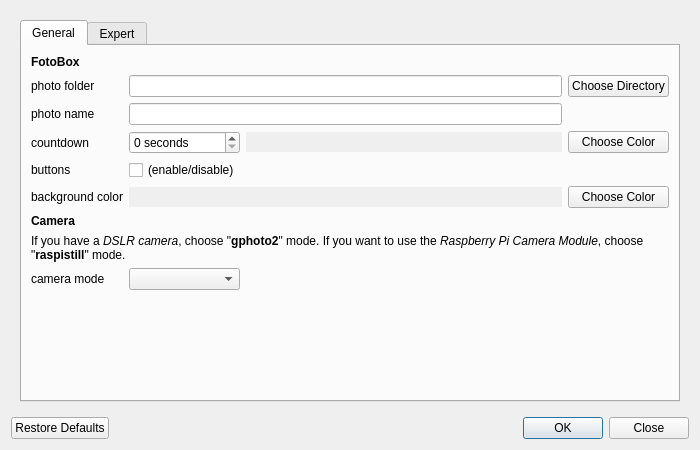
Before: the Qt Designer form forms/preferences.ui in tomikais/fotobox, drawn with Qt 5.
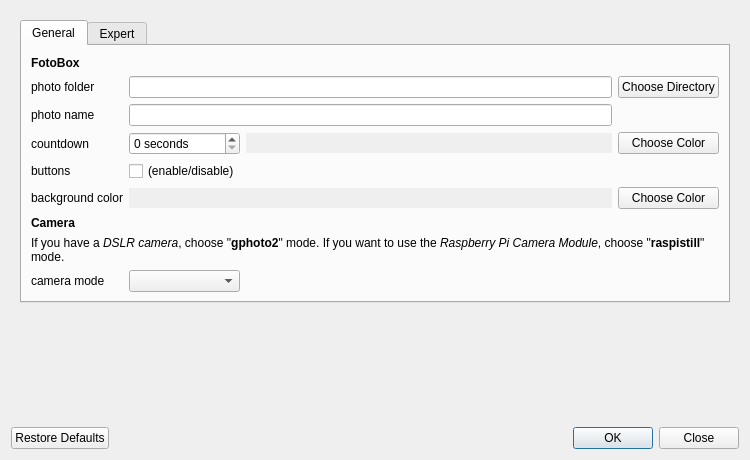
After: the same form once the commit is applied.

```diff
--- a/forms/preferences.ui
+++ b/forms/preferences.ui
@@ -7,8 +7,8 @@
    <rect>
     <x>0</x>
     <y>0</y>
-    <width>700</width>
-    <height>450</height>
+    <width>750</width>
+    <height>460</height>
    </rect>
   </property>
   <property name="mouseTracking">
@@ -33,18 +33,10 @@
       <bool>true</bool>
      </property>
      <widget class="QWidget" name="scrollAreaWidgetContents">
-      <property name="geometry">
-       <rect>
-        <x>0</x>
-        <y>0</y>
-        <width>676</width>
-        <height>454</height>
-       </rect>
-      </property>
       <property name="mouseTracking">
        <bool>true</bool>
       </property>
-      <layout class="QHBoxLayout" name="horizontalLayout">
+      <layout class="QVBoxLayout" name="verticalLayoutScrollArea">
        <item>
         <widget class="QTabWidget" name="tabWidget">
          <property name="mouseTracking">
@@ -62,77 +54,27 @@
           </attribute>
           <layout class="QVBoxLayout" name="verticalLayoutGeneral">
            <item>
-            <layout class="QGridLayout" name="gridLayoutGeneral">
-             <item row="2" column="3">
-              <widget class="QPushButton" name="btnChooseDirectory">
-               <property name="text">
-                <string>Choose Directory</string>
-               </property>
-              </widget>
-             </item>
-             <item row="7" column="0">
-              <widget class="QLabel" name="lblCamera">
-               <property name="font">
-                <font>
-                 <weight>75</weight>
-                 <bold>true</bold>
-                </font>
-               </property>
-               <property name="text">
-                <string>Camera</string>
-               </property>
-              </widget>
-             </item>
+            <layout class="QGridLayout" name="gridLayoutTabGeneral">
              <item row="3" column="1" colspan="2">
               <widget class="QLineEdit" name="txtPhotoName"/>
              </item>
-             <item row="1" column="0">
-              <widget class="QLabel" name="lblGeneral">
-               <property name="font">
-                <font>
-                 <weight>75</weight>
-                 <bold>true</bold>
-                </font>
-               </property>
+             <item row="5" column="0">
+              <widget class="QLabel" name="lblButtons">
                <property name="text">
-                <string>FotoBox</string>
+                <string>buttons</string>
                </property>
-              </widget>
-             </item>
-             <item row="6" column="0">
-              <widget class="QLabel" name="lblBackground">
-               <property name="text">
-                <string>background color</string>
-               </property>
                <property name="buddy">
                 <cstring>btnChooseColorBG</cstring>
                </property>
               </widget>
              </item>
-             <item row="2" column="1" colspan="2">
-              <widget class="QLineEdit" name="txtPhotoFolder">
-               <property name="focusPolicy">
-                <enum>Qt::ClickFocus</enum>
-               </property>
-               <property name="readOnly">
-                <bool>true</bool>
-               </property>
-              </widget>
-             </item>
-             <item row="4" column="1">
-              <widget class="QSpinBox" name="spbCountdown">
-               <property name="suffix">
-                <string> seconds</string>
-               </property>
-               <property name="maximum">
-                <number>9</number>
-               </property>
-              </widget>
-             </item>
-             <item row="6" column="3">
-              <widget class="QPushButton" name="btnChooseColorBG">
+             <item row="2" column="0">
+              <widget class="QLabel" name="lblPhotoFolder">
                <property name="text">
-                <string>Choose Color</string>
+                <string>photo folder</string>
+               </property>
+               <property name="buddy">
+                <cstring>btnChooseDirectory</cstring>
                </property>
               </widget>
              </item>
@@ -146,18 +88,8 @@
                </property>
               </widget>
              </item>
-             <item row="2" column="0">
-              <widget class="QLabel" name="lblPhotoFolder">
-               <property name="text">
-                <string>photo folder</string>
-               </property>
-               <property name="buddy">
-                <cstring>btnChooseDirectory</cstring>
-               </property>
-              </widget>
-             </item>
-             <item row="4" column="2">
-              <widget class="QLineEdit" name="txtShowColorCD">
+             <item row="6" column="1" colspan="2">
+              <widget class="QLineEdit" name="txtShowColorBG">
                <property name="enabled">
                 <bool>false</bool>
                </property>
@@ -175,23 +107,6 @@
                </property>
               </widget>
              </item>
-             <item row="5" column="0">
-              <widget class="QLabel" name="lblButtons">
-               <property name="text">
-                <string>buttons</string>
-               </property>
-               <property name="buddy">
-                <cstring>chbButtons</cstring>
-               </property>
-              </widget>
-             </item>
-             <item row="4" column="3">
-              <widget class="QPushButton" name="btnChooseColorCD">
-               <property name="text">
-                <string>Choose Color</string>
-               </property>
-              </widget>
-             </item>
              <item row="4" column="0">
               <widget class="QLabel" name="lblCountdown">
                <property name="text">
@@ -202,6 +117,59 @@
                </property>
               </widget>
              </item>
+             <item row="2" column="3">
+              <widget class="QPushButton" name="btnChooseDirectory">
+               <property name="text">
+                <string>Choose Directory</string>
+               </property>
+              </widget>
+             </item>
+             <item row="4" column="1">
+              <widget class="QSpinBox" name="spbCountdown">
+               <property name="suffix">
+                <string> seconds</string>
+               </property>
+               <property name="maximum">
+                <number>9</number>
+               </property>
+              </widget>
+             </item>
+             <item row="9" column="1">
+              <widget class="QComboBox" name="cmbCameraMode"/>
+             </item>
+             <item row="1" column="0">
+              <widget class="QLabel" name="lblGeneral">
+               <property name="font">
+                <font>
+                 <weight>75</weight>
+                 <bold>true</bold>
+                </font>
+               </property>
+               <property name="text">
+                <string>FotoBox</string>
+               </property>
+              </widget>
+             </item>
+             <item row="8" column="0" colspan="4">
+              <widget class="QLabel" name="lblCameraInfo">
+               <property name="text">
+                <string>&lt;html&gt;&lt;head/&gt;&lt;body&gt;&lt;p&gt;If you have a &lt;span style=&quot; font-style:italic;&quot;&gt;DSLR camera&lt;/span&gt;, choose &amp;quot;&lt;span style=&quot; font-weight:600;&quot;&gt;gphoto2&lt;/span&gt;&amp;quot; mode. If you want to use the &lt;span style=&quot; font-style:italic;&quot;&gt;Raspberry Pi Camera Module&lt;/span&gt;, choose &amp;quot;&lt;span style=&quot; font-weight:600;&quot;&gt;raspistill&lt;/span&gt;&amp;quot; mode.&lt;/p&gt;&lt;/body&gt;&lt;/html&gt;</string>
+               </property>
+               <property name="wordWrap">
+                <bool>true</bool>
+               </property>
+              </widget>
+             </item>
+             <item row="2" column="1" colspan="2">
+              <widget class="QLineEdit" name="txtPhotoFolder">
+               <property name="focusPolicy">
+                <enum>Qt::ClickFocus</enum>
+               </property>
+               <property name="readOnly">
+                <bool>true</bool>
+               </property>
+              </widget>
+             </item>
              <item row="3" column="0">
               <widget class="QLabel" name="lblPhotoName">
                <property name="text">
@@ -212,8 +180,18 @@
                </property>
               </widget>
              </item>
-             <item row="6" column="1" colspan="2">
-              <widget class="QLineEdit" name="txtShowColorBG">
+             <item row="6" column="0">
+              <widget class="QLabel" name="lblBackground">
+               <property name="text">
+                <string>background color</string>
+               </property>
+               <property name="buddy">
+                <cstring>btnChooseColorBG</cstring>
+               </property>
+              </widget>
+             </item>
+             <item row="4" column="2">
+              <widget class="QLineEdit" name="txtShowColorCD">
                <property name="enabled">
                 <bool>false</bool>
                </property>
@@ -231,8 +209,12 @@
                </property>
               </widget>
              </item>
-             <item row="9" column="1">
-              <widget class="QComboBox" name="cmbCameraMode"/>
+             <item row="6" column="3">
+              <widget class="QPushButton" name="btnChooseColorBG">
+               <property name="text">
+                <string>Choose Color</string>
+               </property>
+              </widget>
              </item>
              <item row="5" column="1">
               <widget class="QCheckBox" name="chbButtons">
@@ -241,50 +223,35 @@
                </property>
               </widget>
              </item>
-             <item row="8" column="0" colspan="4">
-              <widget class="QLabel" name="lblCameraInfo">
-               <property name="sizePolicy">
-                <sizepolicy hsizetype="MinimumExpanding" vsizetype="MinimumExpanding">
-                 <horstretch>0</horstretch>
-                 <verstretch>0</verstretch>
-                </sizepolicy>
-               </property>
+             <item row="4" column="3">
+              <widget class="QPushButton" name="btnChooseColorCD">
                <property name="text">
-                <string>&lt;html&gt;&lt;head/&gt;&lt;body&gt;&lt;p&gt;If you have a &lt;span style=&quot; font-style:italic;&quot;&gt;DSLR camera&lt;/span&gt;, choose &amp;quot;&lt;span style=&quot; font-weight:600;&quot;&gt;gphoto2&lt;/span&gt;&amp;quot; mode. If you want to use the &lt;span style=&quot; font-style:italic;&quot;&gt;Raspberry Pi Camera Module&lt;/span&gt;, choose &amp;quot;&lt;span style=&quot; font-weight:600;&quot;&gt;raspistill&lt;/span&gt;&amp;quot; mode.&lt;/p&gt;&lt;/body&gt;&lt;/html&gt;</string>
-               </property>
-               <property name="wordWrap">
-                <bool>true</bool>
+                <string>Choose Color</string>
                </property>
               </widget>
              </item>
              <item row="9" column="2" colspan="2">
               <widget class="QLabel" name="lblCameraModeInfo">
-               <property name="sizePolicy">
-                <sizepolicy hsizetype="MinimumExpanding" vsizetype="MinimumExpanding">
-                 <horstretch>0</horstretch>
-                 <verstretch>0</verstretch>
-                </sizepolicy>
-               </property>
                <property name="wordWrap">
                 <bool>true</bool>
                </property>
               </widget>
              </item>
+             <item row="7" column="0">
+              <widget class="QLabel" name="lblCamera">
+               <property name="font">
+                <font>
+                 <weight>75</weight>
+                 <bold>true</bold>
+                </font>
+               </property>
+               <property name="text">
+                <string>Camera</string>
+               </property>
+              </widget>
+             </item>
             </layout>
            </item>
-           <item>
-            <spacer name="verticalSpacerTabGeneral">
-             <property name="orientation">
-              <enum>Qt::Vertical</enum>
-             </property>
-             <property name="sizeHint" stdset="0">
-              <size>
-               <width>0</width>
-               <height>0</height>
-              </size>
-             </property>
-            </spacer>
-           </item>
           </layout>
          </widget>
          <widget class="QWidget" name="tabExpert">
@@ -455,6 +422,19 @@
          </widget>
         </widget>
        </item>
+       <item>
+        <spacer name="verticalSpacerScrollArea">
+         <property name="orientation">
+          <enum>Qt::Vertical</enum>
+         </property>
+         <property name="sizeHint" stdset="0">
+          <size>
+           <width>0</width>
+           <height>0</height>
+          </size>
+         </property>
+        </spacer>
+       </item>
       </layout>
      </widget>
     </widget>
```
Left out of the diff: 136 changed lines with no effect on the pictures.
